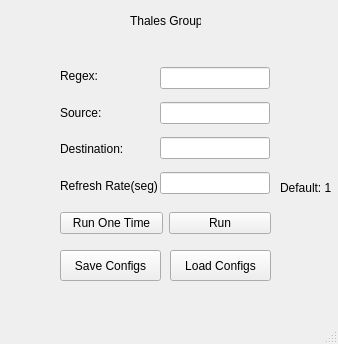
Qt form File Transfer Thales/ThalesFileTransfer/mainwindow.ui (Guizith/FileTransferApp) before a commit.
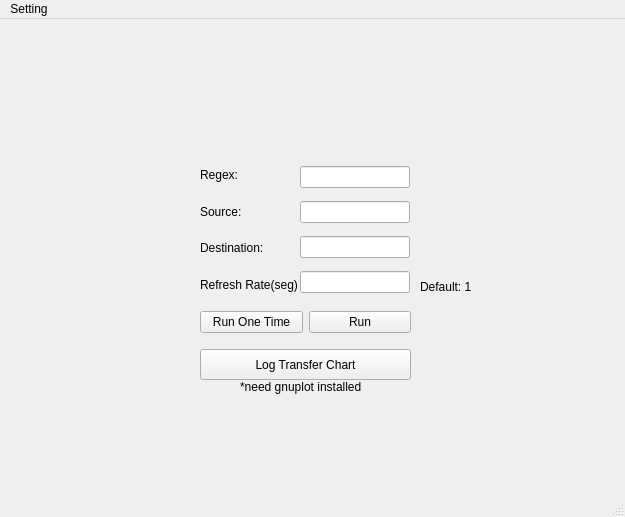
The same form after that commit. Icons and pictures are not drawn.

Patch:
```diff
--- a/File Transfer Thales/ThalesFileTransfer/mainwindow.ui
+++ b/File Transfer Thales/ThalesFileTransfer/mainwindow.ui
@@ -6,8 +6,8 @@
    <rect>
     <x>0</x>
     <y>0</y>
-    <width>338</width>
-    <height>344</height>
+    <width>625</width>
+    <height>517</height>
    </rect>
   </property>
   <property name="windowTitle">
@@ -17,8 +17,8 @@
    <widget class="QLabel" name="label_5">
     <property name="geometry">
      <rect>
-      <x>280</x>
-      <y>180</y>
+      <x>420</x>
+      <y>260</y>
       <width>51</width>
       <height>16</height>
      </rect>
@@ -27,50 +27,11 @@
      <string>Default: 1</string>
     </property>
    </widget>
-   <widget class="QPushButton" name="Save_Button">
+   <widget class="QWidget" name="layoutWidget">
     <property name="geometry">
      <rect>
-      <x>60</x>
-      <y>250</y>
-      <width>101</width>
-      <height>31</height>
-     </rect>
-    </property>
-    <property name="text">
-     <string>Save Configs</string>
-    </property>
-   </widget>
-   <widget class="QPushButton" name="pushButton_2">
-    <property name="geometry">
-     <rect>
-      <x>170</x>
-      <y>250</y>
-      <width>101</width>
-      <height>31</height>
-     </rect>
-    </property>
-    <property name="text">
-     <string>Load Configs</string>
-    </property>
-   </widget>
-   <widget class="QLabel" name="label_6">
-    <property name="geometry">
-     <rect>
-      <x>130</x>
-      <y>10</y>
-      <width>71</width>
-      <height>21</height>
-     </rect>
-    </property>
-    <property name="text">
-     <string>Thales Group</string>
-    </property>
-   </widget>
-   <widget class="QWidget" name="">
-    <property name="geometry">
-     <rect>
-      <x>60</x>
-      <y>60</y>
+      <x>200</x>
+      <y>140</y>
       <width>97</width>
       <height>141</height>
      </rect>
@@ -106,11 +67,11 @@
      </item>
     </layout>
    </widget>
-   <widget class="QWidget" name="">
+   <widget class="QWidget" name="layoutWidget">
     <property name="geometry">
      <rect>
-      <x>160</x>
-      <y>60</y>
+      <x>300</x>
+      <y>140</y>
       <width>110</width>
       <height>141</height>
      </rect>
@@ -134,11 +95,11 @@
      </item>
     </layout>
    </widget>
-   <widget class="QWidget" name="">
+   <widget class="QWidget" name="layoutWidget">
     <property name="geometry">
      <rect>
-      <x>60</x>
-      <y>210</y>
+      <x>200</x>
+      <y>290</y>
       <width>211</width>
       <height>26</height>
      </rect>
@@ -163,16 +124,70 @@
      </item>
     </layout>
    </widget>
+   <widget class="QPushButton" name="chart_button">
+    <property name="geometry">
+     <rect>
+      <x>200</x>
+      <y>330</y>
+      <width>211</width>
+      <height>31</height>
+     </rect>
+    </property>
+    <property name="text">
+     <string>Log Transfer Chart</string>
+    </property>
+   </widget>
+   <widget class="QLabel" name="label_6">
+    <property name="geometry">
+     <rect>
+      <x>240</x>
+      <y>360</y>
+      <width>131</width>
+      <height>16</height>
+     </rect>
+    </property>
+    <property name="text">
+     <string>*need gnuplot installed</string>
+    </property>
+   </widget>
+   <widget class="QLabel" name="label_7">
+    <property name="geometry">
+     <rect>
+      <x>190</x>
+      <y>20</y>
+      <width>201</width>
+      <height>101</height>
+     </rect>
+    </property>
+    <property name="text">
+     <string/>
+    </property>
+    <property name="pixmap">
+     <pixmap>Parceiro-Thales-Group.png</pixmap>
+    </property>
+    <property name="scaledContents">
+     <bool>true</bool>
+    </property>
+   </widget>
   </widget>
   <widget class="QMenuBar" name="menubar">
    <property name="geometry">
     <rect>
      <x>0</x>
      <y>0</y>
-     <width>338</width>
+     <width>625</width>
      <height>21</height>
     </rect>
    </property>
+   <widget class="QMenu" name="menuSetting">
+    <property name="title">
+     <string>Setting</string>
+    </property>
+    <addaction name="Save_Button_2"/>
+    <addaction name="Load_Config"/>
+    <addaction name="Log_Report_Directory"/>
+   </widget>
+   <addaction name="menuSetting"/>
   </widget>
   <widget class="QStatusBar" name="statusbar"/>
  </widget>
```
Left out of the diff: 15 changed lines with no effect on the pictures.
